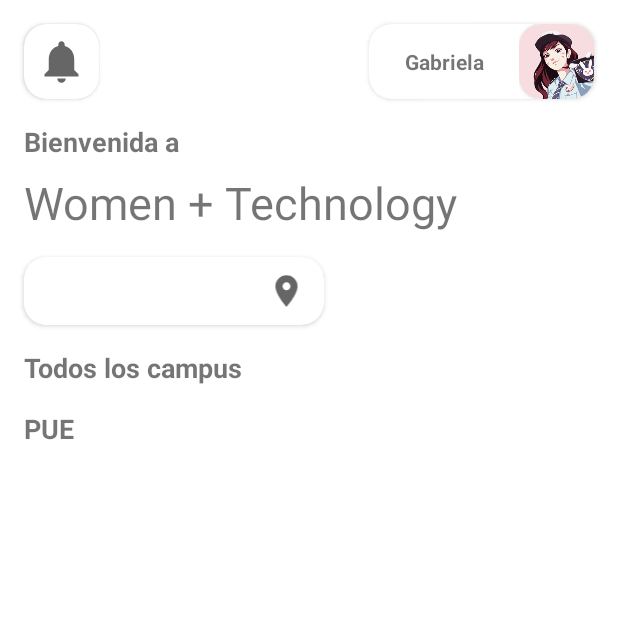
After one commit to Hana897TRX/WomenPlusTechAndroid, an Android app: the fragment HomeFragment shown on its own in the app's theme, on a phone screen of 412 x 824 dp, the top half of it. The commit adds this screen. Run offline under Robolectric (Android 15) with nearby library versions, the phone set to English and light mode, and no system bars.

Commit message:
Home working, transition to fragments

```diff
--- a/app/src/main/AndroidManifest.xml
+++ b/app/src/main/AndroidManifest.xml
@@ -11,7 +11,7 @@
         android:roundIcon="@mipmap/ic_launcher_round"
         android:supportsRtl="true"
         android:theme="@style/Theme.WomenTech">
-        <activity android:name=".eventInfo"></activity>
+        <activity android:name=".EventInfo"></activity>
         <activity android:name=".EventInfo" />
         <activity android:name=".MainActivity">
             <intent-filter>
--- a/app/src/main/java/com/hana897trx/womenplustech/Adapter/EventAdapter.kt
+++ b/app/src/main/java/com/hana897trx/womenplustech/Adapter/EventAdapter.kt
@@ -11,7 +11,7 @@ import androidx.recyclerview.widget.RecyclerView
 import com.facebook.drawee.view.SimpleDraweeView
 import com.hana897trx.womenplustech.Models.Event
 import com.hana897trx.womenplustech.R
-import com.hana897trx.womenplustech.eventInfo
+import com.hana897trx.womenplustech.EventInfo
 
 
 class EventAdapter(private val context: Context,
@@ -49,7 +49,8 @@ class EventAdapter(private val context: Context,
               txtEventType!!.text = event.eventType
 
               cardEvent!!.setOnClickListener {
-                  val i = Intent(context, eventInfo::class.java).apply {
+                  val i = Intent(context, EventInfo::class.java).apply {
+                      putExtra("id", event.id)
                       putExtra("title", event.title)
                       putExtra("campus", event.campus)
                       putExtra("description", event.description)
@@ -60,6 +61,7 @@ class EventAdapter(private val context: Context,
                       putExtra("temary", event.temary)
                       putExtra("eventType", event.eventType)
                       putExtra("eventImage", event.eventImage)
+                      putExtra("fechaInicio", event.fechaInicio.toString())
                   }
                   context.startActivity(i)
               }
--- /dev/null
+++ b/app/src/main/java/com/hana897trx/womenplustech/HomeFragment.kt
@@ -0,0 +1,20 @@
+package com.hana897trx.womenplustech
+
+import android.os.Bundle
+import androidx.fragment.app.Fragment
+import android.view.LayoutInflater
+import android.view.View
+import android.view.ViewGroup
+
+class HomeFragment : Fragment() {
+
+    override fun onCreate(savedInstanceState: Bundle?) {
+        super.onCreate(savedInstanceState)
+    }
+
+    override fun onCreateView(inflater: LayoutInflater, container: ViewGroup?, savedInstanceState: Bundle?): View? {
+        // Inflate the layout for this fragment
+        val view = inflater.inflate(R.layout.fragment_home, container, false)
+        return view;
+    }
+}
--- a/app/src/main/res/layout/event_layout.xml
+++ b/app/src/main/res/layout/event_layout.xml
@@ -155,7 +155,7 @@
                             android:orientation="vertical">
 
                             <TextView
-                                android:id="@+id/txtEventType"
+                                android:id="@+id/txtCampus"
                                 android:layout_width="match_parent"
                                 android:layout_height="wrap_content"
                                 android:text="Conferencia"
--- /dev/null
+++ b/app/src/main/res/layout/fragment_home.xml
@@ -0,0 +1,215 @@
+<?xml version="1.0" encoding="utf-8"?>
+<androidx.constraintlayout.widget.ConstraintLayout xmlns:android="http://schemas.android.com/apk/res/android"
+    xmlns:app="http://schemas.android.com/apk/res-auto"
+    xmlns:tools="http://schemas.android.com/tools"
+    android:layout_width="match_parent"
+    android:layout_height="match_parent"
+    tools:context=".HomeFragment" >
+
+    <ScrollView
+        android:layout_width="match_parent"
+        android:layout_height="match_parent"
+        app:layout_constraintBottom_toBottomOf="parent"
+        app:layout_constraintEnd_toEndOf="parent"
+        app:layout_constraintStart_toStartOf="parent"
+        app:layout_constraintTop_toTopOf="parent">
+
+        <androidx.constraintlayout.widget.ConstraintLayout
+            android:layout_width="match_parent"
+            android:layout_height="wrap_content">
+
+            <TextView
+                android:id="@+id/textView4"
+                android:layout_width="wrap_content"
+                android:layout_height="wrap_content"
+                android:layout_marginStart="16dp"
+                android:layout_marginTop="8dp"
+                android:text="PUE"
+                android:textSize="18sp"
+                android:textStyle="bold"
+                app:layout_constraintStart_toStartOf="parent"
+                app:layout_constraintTop_toBottomOf="@+id/rvEvents" />
+
+            <androidx.recyclerview.widget.RecyclerView
+                android:id="@+id/rvPueEvents"
+                android:layout_width="match_parent"
+                android:layout_height="0dp"
+                android:layout_marginTop="8dp"
+                app:layout_constraintEnd_toEndOf="parent"
+                app:layout_constraintStart_toStartOf="parent"
+                app:layout_constraintTop_toBottomOf="@+id/textView4" />
+
+            <androidx.cardview.widget.CardView
+                android:id="@+id/cardView"
+                android:layout_width="50dp"
+                android:layout_height="50dp"
+                android:layout_marginStart="16dp"
+                android:layout_marginTop="16dp"
+                android:clickable="true"
+                android:foreground="?android:attr/selectableItemBackground"
+                app:cardCornerRadius="15dp"
+                app:layout_constraintStart_toStartOf="parent"
+                app:layout_constraintTop_toTopOf="parent">
+
+                <ImageView
+                    android:id="@+id/btnNotifications"
+                    android:layout_width="match_parent"
+                    android:layout_height="match_parent"
+                    android:layout_margin="8dp"
+                    android:background="#00FFFFFF"
+                    app:iconGravity="top"
+                    app:iconTint="#7A7A7A"
+                    app:srcCompat="@drawable/ic_bell_black" />
+            </androidx.cardview.widget.CardView>
+
+            <TextView
+                android:id="@+id/textView2"
+                android:layout_width="wrap_content"
+                android:layout_height="wrap_content"
+                android:layout_marginStart="16dp"
+                android:layout_marginTop="8dp"
+                android:text="Women + Technology"
+                android:textSize="30sp"
+                app:layout_constraintStart_toStartOf="parent"
+                app:layout_constraintTop_toBottomOf="@+id/textView" />
+
+            <androidx.cardview.widget.CardView
+                android:layout_width="150dp"
+                android:layout_height="50dp"
+                android:layout_marginTop="16dp"
+                android:layout_marginEnd="16dp"
+                android:clickable="true"
+                android:foreground="?android:attr/selectableItemBackground"
+                app:cardCornerRadius="15dp"
+                app:layout_constraintEnd_toEndOf="parent"
+                app:layout_constraintTop_toTopOf="parent">
+
+                <LinearLayout
+                    android:layout_width="match_parent"
+                    android:layout_height="match_parent"
+                    android:orientation="horizontal">
+
+                    <LinearLayout
+                        android:layout_width="100dp"
+                        android:layout_height="match_parent"
+                        android:gravity="center"
+                        android:orientation="vertical">
+
+                        <TextView
+                            android:id="@+id/txtUsername"
+                            android:layout_width="100dp"
+                            android:layout_height="wrap_content"
+                            android:text="Gabriela"
+                            android:textAlignment="center"
+                            android:textStyle="bold" />
+                    </LinearLayout>
+
+                    <LinearLayout
+                        android:layout_width="match_parent"
+                        android:layout_height="match_parent"
+                        android:orientation="vertical">
+
+                        <androidx.cardview.widget.CardView
+                            android:id="@+id/cardView3"
+                            android:layout_width="50dp"
+                            android:layout_height="50dp"
+                            android:layout_marginEnd="16dp"
+                            app:cardCornerRadius="15dp">
+
+                            <ImageView
+                                android:id="@+id/imageView"
+                                android:layout_width="50dp"
+                                android:layout_height="50dp"
+                                android:layout_marginEnd="16dp"
+                                app:srcCompat="@drawable/profile_example"
+                                tools:srcCompat="@drawable/profile_example" />
+                        </androidx.cardview.widget.CardView>
+                    </LinearLayout>
+
+                </LinearLayout>
+
+            </androidx.cardview.widget.CardView>
+
+            <androidx.cardview.widget.CardView
+                android:id="@+id/cardView2"
+                android:layout_width="200dp"
+                android:layout_height="45dp"
+                android:layout_marginStart="16dp"
+                android:layout_marginTop="16dp"
+                android:clickable="true"
+                android:foreground="?android:attr/selectableItemBackground"
+                app:cardCornerRadius="15dp"
+                app:layout_constraintStart_toStartOf="parent"
+                app:layout_constraintTop_toBottomOf="@+id/textView2">
+
+                <LinearLayout
+                    android:layout_width="match_parent"
+                    android:layout_height="match_parent"
+                    android:orientation="horizontal">
+
+                    <LinearLayout
+                        android:layout_width="150dp"
+                        android:layout_height="match_parent"
+                        android:orientation="vertical">
+
+                        <Spinner
+                            android:id="@+id/spCampus"
+                            android:layout_width="match_parent"
+                            android:layout_height="match_parent"
+                            android:background="#FFFFFF" />
+                    </LinearLayout>
+
+                    <LinearLayout
+                        android:layout_width="match_parent"
+                        android:layout_height="match_parent"
+                        android:orientation="vertical">
+
+                        <ImageView
+                            android:id="@+id/imageView2"
+                            android:layout_width="50dp"
+                            android:layout_height="50dp"
+                            android:layout_weight="1"
+                            android:padding="10dp"
+                            app:srcCompat="@drawable/ic_location_black"
+                            tools:srcCompat="@drawable/ic_location_black" />
+                    </LinearLayout>
+                </LinearLayout>
+
+            </androidx.cardview.widget.CardView>
+
+            <androidx.recyclerview.widget.RecyclerView
+                android:id="@+id/rvEvents"
+                android:layout_width="match_parent"
+                android:layout_height="wrap_content"
+                android:layout_marginTop="8dp"
+                app:layout_constraintEnd_toEndOf="parent"
+                app:layout_constraintStart_toStartOf="parent"
+                app:layout_constraintTop_toBottomOf="@+id/textView3" />
+
+            <TextView
+                android:id="@+id/textView3"
+                android:layout_width="wrap_content"
+                android:layout_height="wrap_content"
+                android:layout_marginStart="16dp"
+                android:layout_marginTop="16dp"
+                android:text="Todos los campus"
+                android:textSize="18sp"
+                android:textStyle="bold"
+                app:layout_constraintStart_toStartOf="parent"
+                app:layout_constraintTop_toBottomOf="@+id/cardView2" />
+
+            <TextView
+                android:id="@+id/textView"
+                android:layout_width="wrap_content"
+                android:layout_height="wrap_content"
+                android:layout_marginStart="16dp"
+                android:layout_marginTop="16dp"
+                android:text="Bienvenida a"
+                android:textSize="18sp"
+                android:textStyle="bold"
+                app:layout_constraintStart_toStartOf="parent"
+                app:layout_constraintTop_toBottomOf="@+id/cardView" />
+        </androidx.constraintlayout.widget.ConstraintLayout>
+    </ScrollView>
+
+</androidx.constraintlayout.widget.ConstraintLayout>
--- a/app/src/main/res/values/strings.xml
+++ b/app/src/main/res/values/strings.xml
@@ -1,3 +1,5 @@
 <resources>
     <string name="app_name">Women+Tech</string>
+    <!-- TODO: Remove or change this placeholder text -->
+    <string name="hello_blank_fragment">Hello blank fragment</string>
 </resources>
```
Also changed, not shown: app/build.gradle (+9 -0 lines), app/src/main/java/com/hana897trx/womenplustech/AppDB.kt (added, +23 -0 lines), app/src/main/java/com/hana897trx/womenplustech/Dao/EventDao.kt (added, +15 -0 lines), app/src/main/java/com/hana897trx/womenplustech/EventInfo.kt (renamed from app/src/main/java/com/hana897trx/womenplustech/eventInfo.kt, +39 -13 lines), app/src/main/java/com/hana897trx/womenplustech/MainActivity.kt (+7 -2 lines), app/src/main/java/com/hana897trx/womenplustech/Models/Event.kt (+7 -1 lines), app/src/main/res/layout/activity_event_info.xml (+14 -14 lines).
